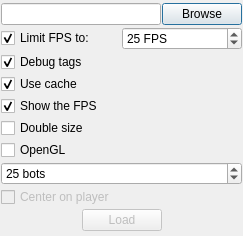
This is tools/map-visualiser/Options.ui in alphaonex86/CatchChallenger as Qt 5 draws it before an edit. The edited form follows.
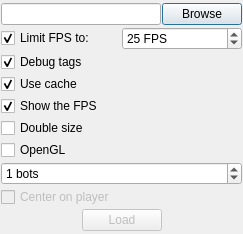
This is the edited form. Icons and pictures are not drawn.

Commit message: [Change] Bot variables mixed with player variables, again not same (tools)

```diff
--- a/tools/map-visualiser/Options.ui
+++ b/tools/map-visualiser/Options.ui
@@ -7,7 +7,7 @@
     <x>0</x>
     <y>0</y>
     <width>239</width>
-    <height>236</height>
+    <height>234</height>
    </rect>
   </property>
   <property name="windowTitle">
@@ -129,8 +129,6 @@
     </widget>
    </item>
    <item>
-    <layout class="QHBoxLayout" name="horizontalLayout_4">
-     <item>
       <widget class="QSpinBox" name="botCount">
        <property name="suffix">
         <string> bots</string>
@@ -142,11 +140,9 @@
         <number>9999</number>
        </property>
        <property name="value">
-        <number>25</number>
-       </property>
-      </widget>
-     </item>
-    </layout>
+      <number>1</number>
+     </property>
+    </widget>
    </item>
    <item>
     <widget class="QCheckBox" name="centerOnPlayer">
```
Lines whose indentation alone changed are shown as unchanged. The commit also changes 1 other file.
